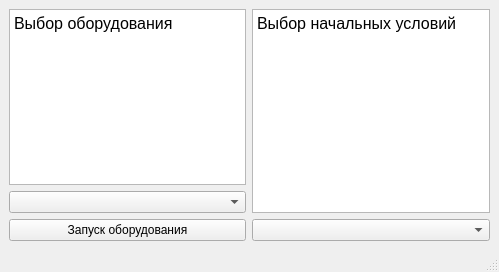
Before: the Qt Designer form interface/main_window.ui in Graf35/energy-simulator, drawn with Qt 5.
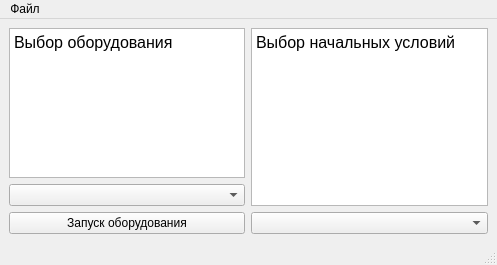
After: the same form once the commit is applied.

Commit message: Оптимизирован файл main_window.py,  Добавлено конфигурация и настройка

```diff
--- a/interface/main_window.ui
+++ b/interface/main_window.ui
@@ -6,8 +6,8 @@
    <rect>
     <x>0</x>
     <y>0</y>
-    <width>499</width>
-    <height>272</height>
+    <width>497</width>
+    <height>265</height>
    </rect>
   </property>
   <property name="windowTitle">
@@ -39,7 +39,7 @@
            <string>&lt;!DOCTYPE HTML PUBLIC &quot;-//W3C//DTD HTML 4.0//EN&quot; &quot;http://www.w3.org/TR/REC-html40/strict.dtd&quot;&gt;
 &lt;html&gt;&lt;head&gt;&lt;meta name=&quot;qrichtext&quot; content=&quot;1&quot; /&gt;&lt;style type=&quot;text/css&quot;&gt;
 p, li { white-space: pre-wrap; }
-&lt;/style&gt;&lt;/head&gt;&lt;body style=&quot; font-family:'MS Shell Dlg 2'; font-size:7.8pt; font-weight:400; font-style:normal;&quot;&gt;
+&lt;/style&gt;&lt;/head&gt;&lt;body style=&quot; font-family:'MS Shell Dlg 2'; font-size:8pt; font-weight:400; font-style:normal;&quot;&gt;
 &lt;p style=&quot; margin-top:0px; margin-bottom:0px; margin-left:0px; margin-right:0px; -qt-block-indent:0; text-indent:0px;&quot;&gt;&lt;span style=&quot; font-size:12pt;&quot;&gt;Выбор оборудования&lt;/span&gt;&lt;/p&gt;&lt;/body&gt;&lt;/html&gt;</string>
           </property>
          </widget>
@@ -75,7 +75,7 @@
            <string>&lt;!DOCTYPE HTML PUBLIC &quot;-//W3C//DTD HTML 4.0//EN&quot; &quot;http://www.w3.org/TR/REC-html40/strict.dtd&quot;&gt;
 &lt;html&gt;&lt;head&gt;&lt;meta name=&quot;qrichtext&quot; content=&quot;1&quot; /&gt;&lt;style type=&quot;text/css&quot;&gt;
 p, li { white-space: pre-wrap; }
-&lt;/style&gt;&lt;/head&gt;&lt;body style=&quot; font-family:'MS Shell Dlg 2'; font-size:7.8pt; font-weight:400; font-style:normal;&quot;&gt;
+&lt;/style&gt;&lt;/head&gt;&lt;body style=&quot; font-family:'MS Shell Dlg 2'; font-size:8pt; font-weight:400; font-style:normal;&quot;&gt;
 &lt;p style=&quot; margin-top:0px; margin-bottom:0px; margin-left:0px; margin-right:0px; -qt-block-indent:0; text-indent:0px;&quot;&gt;&lt;span style=&quot; font-size:12pt;&quot;&gt;Выбор начальных условий&lt;/span&gt;&lt;/p&gt;&lt;/body&gt;&lt;/html&gt;</string>
           </property>
          </widget>
@@ -130,10 +130,17 @@
     <rect>
      <x>0</x>
      <y>0</y>
-     <width>499</width>
-     <height>26</height>
+     <width>497</width>
+     <height>18</height>
     </rect>
    </property>
+   <widget class="QMenu" name="menu">
+    <property name="title">
+     <string>Файл</string>
+    </property>
+    <addaction name="setting"/>
+   </widget>
+   <addaction name="menu"/>
   </widget>
   <widget class="QStatusBar" name="statusbar"/>
  </widget>
```
Left out of the diff: 13 changed lines with no effect on the pictures. The commit also changes 3 other files.
